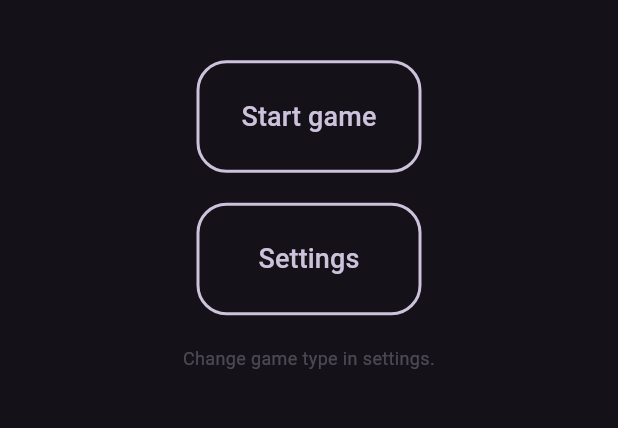
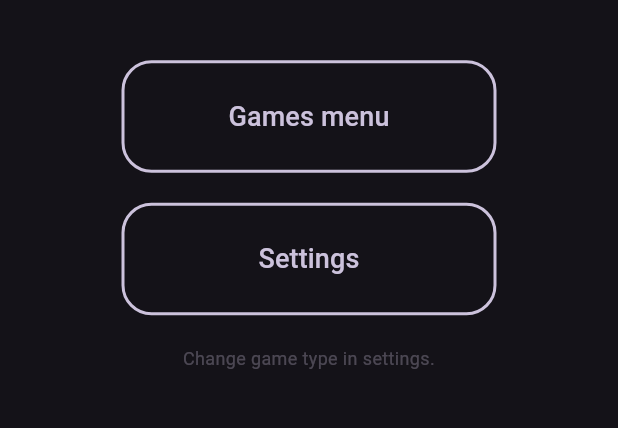
Before and after one commit to Andrei-Geana/TicTacToe-Infinite, a Flutter app: the screen it shows after launch, on a phone screen of 412 x 824 dp, the part 425-853 px from its top. Run offline on Flutter 3.47's test engine with Material 3 defaults, Android fonts, the light colour scheme and no system bars.

Commit message:
Extend menu.
-Rename 'Start game' to 'Games menu', and add buttons related to creation of games.
-Delete option to change game type from settings. Now, game type will be changed based on the game type selected from 'Games menu'.
-Refactor button code and make it its own component.

```diff
--- /dev/null
+++ b/tictactoe_infinite/lib/component/custom_button.dart
@@ -0,0 +1,44 @@
+import 'package:flutter/material.dart';
+
+class CustomButton extends StatelessWidget {
+  final String text;
+  final VoidCallback onPressed;
+  final double width;
+  final double height;
+
+  const CustomButton({
+    super.key,
+    required this.text,
+    required this.onPressed,
+    required this.width,
+    required this.height,
+  });
+
+  @override
+  Widget build(BuildContext context) {
+    return SizedBox(
+      width: width,
+      height: height,
+      child: OutlinedButton(
+        onPressed: onPressed,
+        style: OutlinedButton.styleFrom(
+          shape: RoundedRectangleBorder(
+            borderRadius: BorderRadius.circular(20.0),
+          ),
+          side: BorderSide(
+            color: Theme.of(context).colorScheme.secondary,
+            width: 2.0,
+          ),
+        ),
+        child: Text(
+          text,
+          textAlign: TextAlign.center,
+          style: TextStyle(
+            color: Theme.of(context).colorScheme.secondary,
+            fontSize: 18,
+          ),
+        ),
+      ),
+    );
+  }
+}
--- a/tictactoe_infinite/lib/model/player.dart
+++ b/tictactoe_infinite/lib/model/player.dart
@@ -1,6 +1,6 @@
 class Player {
   late String username;
   late int numberOfWins;
-
-  Player(this.username, this.numberOfWins);
+  late String symbol;
+  Player(this.username, this.numberOfWins, this.symbol);
 }
--- a/tictactoe_infinite/lib/page/main_page.dart
+++ b/tictactoe_infinite/lib/page/main_page.dart
@@ -1,4 +1,5 @@
 import 'package:flutter/material.dart';
+import 'package:tictactoe_infinite/component/custom_button.dart';
 import 'package:tictactoe_infinite/page/game_page.dart';
 import 'package:tictactoe_infinite/page/settings_page.dart';
 
@@ -10,9 +11,10 @@ class MainPage extends StatefulWidget {
 }
 
 class _MainPageState extends State<MainPage> {
-  final double buttonWidth = 150;
+  final double buttonWidth = 250;
   final double buttonHeight = 75;
   final double offset = 50;
+  bool gameMenuPressed = false;
 
   @override
   Widget build(BuildContext context) {
@@ -32,66 +34,7 @@ class _MainPageState extends State<MainPage> {
                   fontWeight: FontWeight.bold,
                 ),
               ),
-              const SizedBox(height: 40),
-              SizedBox(
-                width: buttonWidth,
-                height: buttonHeight,
-                child: OutlinedButton(
-                  onPressed: () {
-                    Navigator.push(
-                        context,
-                        MaterialPageRoute(
-                            builder: (context) => const GamePage(player1Name: 'Andrei', player2Name: 'Matei',)));
-                  },
-                  style: OutlinedButton.styleFrom(
-                    shape: RoundedRectangleBorder(
-                      borderRadius: BorderRadius.circular(20.0),
-                    ),
-                    side: BorderSide(
-                      color: Theme.of(context).colorScheme.secondary,
-                      width: 2.0,
-                    ),
-                  ),
-                  child: Text(
-                    'Start game',
-                    textAlign: TextAlign.center,
-                    style: TextStyle(
-                      color: Theme.of(context).colorScheme.secondary,
-                      fontSize: 18,
-                    ),
-                  ),
-                ),
-              ),
-              const SizedBox(height: 20),
-              SizedBox(
-                width: buttonWidth,
-                height: buttonHeight,
-                child: OutlinedButton(
-                  onPressed: () {
-                    Navigator.push(
-                        context,
-                        MaterialPageRoute(
-                            builder: (context) => const SettingsPage()));
-                  },
-                  style: OutlinedButton.styleFrom(
-                    shape: RoundedRectangleBorder(
-                      borderRadius: BorderRadius.circular(20.0),
-                    ),
-                    side: BorderSide(
-                      color: Theme.of(context).colorScheme.secondary,
-                      width: 2.0,
-                    ),
-                  ),
-                  child: Text(
-                    'Settings',
-                    textAlign: TextAlign.center,
-                    style: TextStyle(
-                      color: Theme.of(context).colorScheme.secondary,
-                      fontSize: 18,
-                    ),
-                  ),
-                ),
-              ),
+              gameMenuPressed ? buildGamesMenu() : buildMainMenu(),
               const SizedBox(height: 20),
               Text(
                 'Change game type in settings.',
@@ -108,4 +51,77 @@ class _MainPageState extends State<MainPage> {
       ),
     );
   }
+
+  Widget buildMainMenu() {
+    return Column(
+      children: [
+        const SizedBox(height: 40),
+        CustomButton(
+          text: 'Games menu',
+          onPressed: () {
+            setState(() {
+              gameMenuPressed = true;
+            });
+          },
+          width: buttonWidth,
+          height: buttonHeight,
+        ),
+        const SizedBox(height: 20),
+        CustomButton(
+          text: 'Settings',
+          onPressed: () {
+            Navigator.push(
+              context,
+              MaterialPageRoute(builder: (context) => const SettingsPage()),
+            );
+          },
+          width: buttonWidth,
+          height: buttonHeight,
+        ),
+      ],
+    );
+  }
+
+  Widget buildGamesMenu() {
+    return Column(
+      children: [
+        const SizedBox(height: 40),
+        CustomButton(
+          text: 'Legacy game',
+          onPressed: () {
+            Navigator.push(
+              context,
+              MaterialPageRoute(
+                builder: (context) => const GamePage(
+                  player1Name: 'Andrei',
+                  player2Name: 'Matei',
+                ),
+              ),
+            );
+          },
+          width: buttonWidth,
+          height: buttonHeight,
+        ),
+        const SizedBox(height: 20),
+        CustomButton(
+          text: 'Infinite game',
+          onPressed: () {
+          },
+          width: buttonWidth,
+          height: buttonHeight,
+        ),
+        const SizedBox(height: 20),
+        CustomButton(
+          text: 'Go back',
+          onPressed: () {
+            setState(() {
+              gameMenuPressed = false;
+            });
+          },
+          width: buttonWidth,
+          height: buttonHeight,
+        ),
+      ],
+    );
+  }
 }
```
Also changed, not shown: tictactoe_infinite/lib/page/game_page.dart (+23 -23 lines), tictactoe_infinite/lib/page/settings_page.dart (+0 -28 lines).
